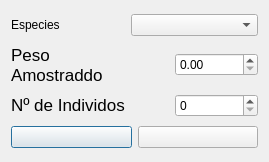
Qt form UserInt/ui_AmostraEspecie.ui (InUrSys/PescArt2.0) before a commit.
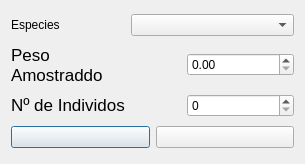
The same form after that commit. Icons and pictures are not drawn. Custom widgets are drawn as their Qt base class.

Patch:
```diff
--- a/UserInt/ui_AmostraEspecie.ui
+++ b/UserInt/ui_AmostraEspecie.ui
@@ -6,8 +6,8 @@
    <rect>
     <x>0</x>
     <y>0</y>
-    <width>269</width>
-    <height>162</height>
+    <width>305</width>
+    <height>164</height>
    </rect>
   </property>
   <property name="windowTitle">
```
